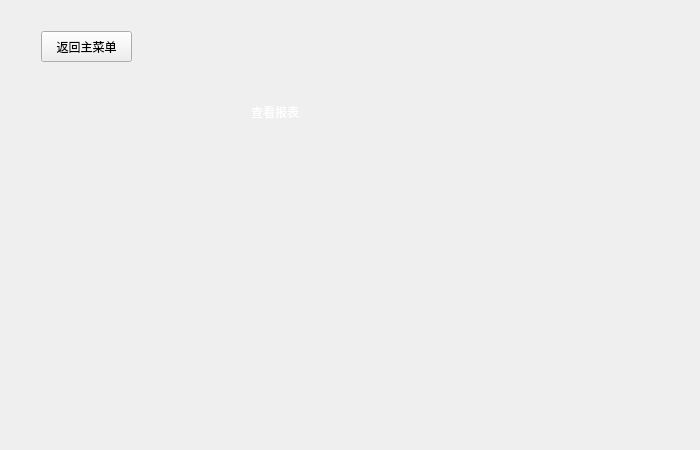
Qt form ElecSystem/staff.ui (RongjunZhou/ElecSys) before a commit.
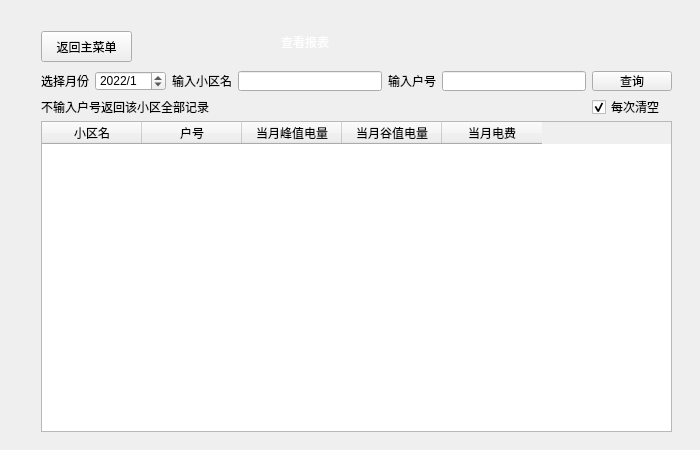
The same form after that commit. The open tabs and pages were chosen to show the change. Icons and pictures are not drawn.

Commit message: feat.manager检索报表

```diff
--- a/ElecSystem/staff.ui
+++ b/ElecSystem/staff.ui
@@ -26,7 +26,7 @@
    <string>Form</string>
   </property>
   <layout class="QGridLayout" name="gridLayout">
-   <item row="0" column="0">
+   <item row="0" column="1">
     <widget class="QStackedWidget" name="stackedWidget">
      <widget class="QWidget" name="menupage">
       <widget class="QLabel" name="label">
@@ -170,8 +170,8 @@
       <widget class="QLabel" name="label_2">
        <property name="geometry">
         <rect>
-         <x>240</x>
-         <y>70</y>
+         <x>270</x>
+         <y>0</y>
          <width>161</width>
          <height>61</height>
         </rect>
@@ -200,6 +200,143 @@
         <string>返回主菜单</string>
        </property>
       </widget>
+      <widget class="QWidget" name="gridLayoutWidget">
+       <property name="geometry">
+        <rect>
+         <x>30</x>
+         <y>60</y>
+         <width>631</width>
+         <height>46</height>
+        </rect>
+       </property>
+       <layout class="QGridLayout" name="gridLayout_3">
+        <item row="0" column="4">
+         <widget class="QLabel" name="label_8">
+          <property name="text">
+           <string>输入户号</string>
+          </property>
+         </widget>
+        </item>
+        <item row="0" column="3">
+         <widget class="QLineEdit" name="lineEdit"/>
+        </item>
+        <item row="0" column="2">
+         <widget class="QLabel" name="label_7">
+          <property name="text">
+           <string>输入小区名</string>
+          </property>
+         </widget>
+        </item>
+        <item row="0" column="5">
+         <widget class="QLineEdit" name="lineEdit_2"/>
+        </item>
+        <item row="0" column="1">
+         <widget class="QDateEdit" name="dateEdit">
+          <property name="dateTime">
+           <datetime>
+            <hour>0</hour>
+            <minute>0</minute>
+            <second>0</second>
+            <year>2022</year>
+            <month>1</month>
+            <day>1</day>
+           </datetime>
+          </property>
+          <property name="currentSection">
+           <enum>QDateTimeEdit::MonthSection</enum>
+          </property>
+          <property name="displayFormat">
+           <string>yyyy/M</string>
+          </property>
+          <property name="date">
+           <date>
+            <year>2022</year>
+            <month>1</month>
+            <day>1</day>
+           </date>
+          </property>
+         </widget>
+        </item>
+        <item row="0" column="0">
+         <widget class="QLabel" name="label_6">
+          <property name="text">
+           <string>选择月份</string>
+          </property>
+         </widget>
+        </item>
+        <item row="0" column="6">
+         <widget class="QPushButton" name="pushButton_7">
+          <property name="text">
+           <string>查询</string>
+          </property>
+         </widget>
+        </item>
+        <item row="1" column="0" colspan="6">
+         <widget class="QLabel" name="label_9">
+          <property name="text">
+           <string>不输入户号返回该小区全部记录</string>
+          </property>
+         </widget>
+        </item>
+        <item row="1" column="6">
+         <widget class="QCheckBox" name="checkBox">
+          <property name="text">
+           <string>每次清空</string>
+          </property>
+          <property name="checked">
+           <bool>true</bool>
+          </property>
+          <property name="autoRepeat">
+           <bool>true</bool>
+          </property>
+          <property name="tristate">
+           <bool>false</bool>
+          </property>
+         </widget>
+        </item>
+       </layout>
+      </widget>
+      <widget class="QTableWidget" name="tableWidget">
+       <property name="geometry">
+        <rect>
+         <x>30</x>
+         <y>110</y>
+         <width>631</width>
+         <height>311</height>
+        </rect>
+       </property>
+       <attribute name="horizontalHeaderCascadingSectionResizes">
+        <bool>false</bool>
+       </attribute>
+       <attribute name="verticalHeaderCascadingSectionResizes">
+        <bool>false</bool>
+       </attribute>
+       <column>
+        <property name="text">
+         <string>小区名</string>
+        </property>
+       </column>
+       <column>
+        <property name="text">
+         <string>户号</string>
+        </property>
+       </column>
+       <column>
+        <property name="text">
+         <string>当月峰值电量</string>
+        </property>
+       </column>
+       <column>
+        <property name="text">
+         <string>当月谷值电量</string>
+        </property>
+       </column>
+       <column>
+        <property name="text">
+         <string>当月电费</string>
+        </property>
+       </column>
+      </widget>
      </widget>
      <widget class="QWidget" name="demandpage">
       <widget class="QLabel" name="label_3">
```
The commit also changes 2 other files.
